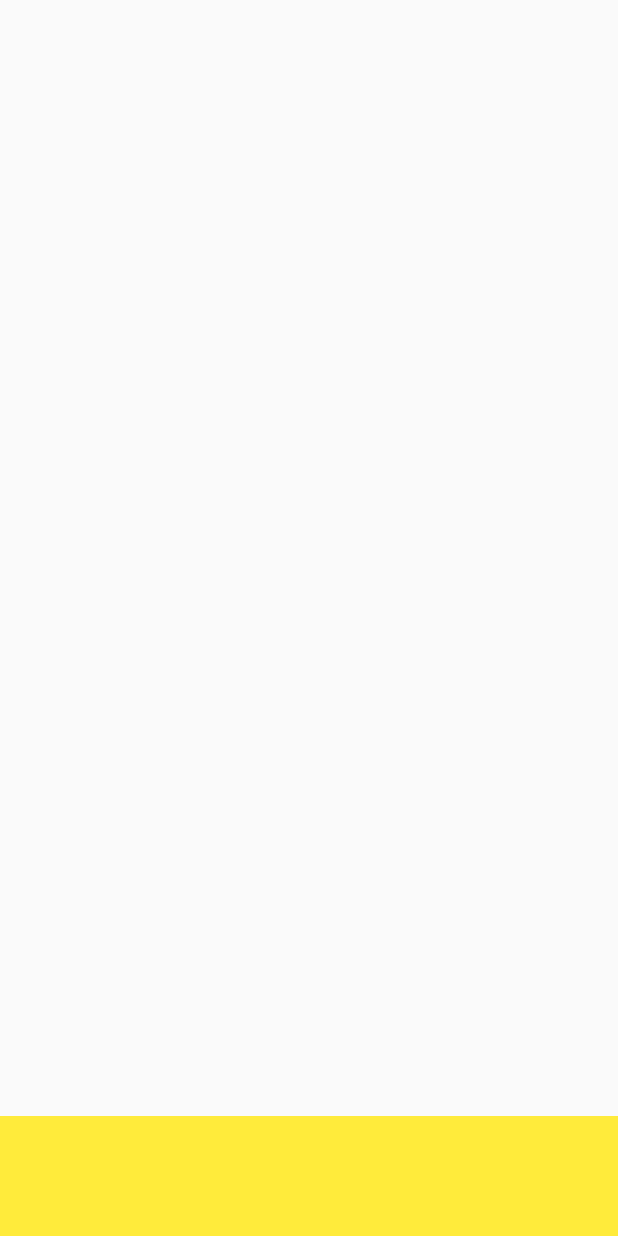
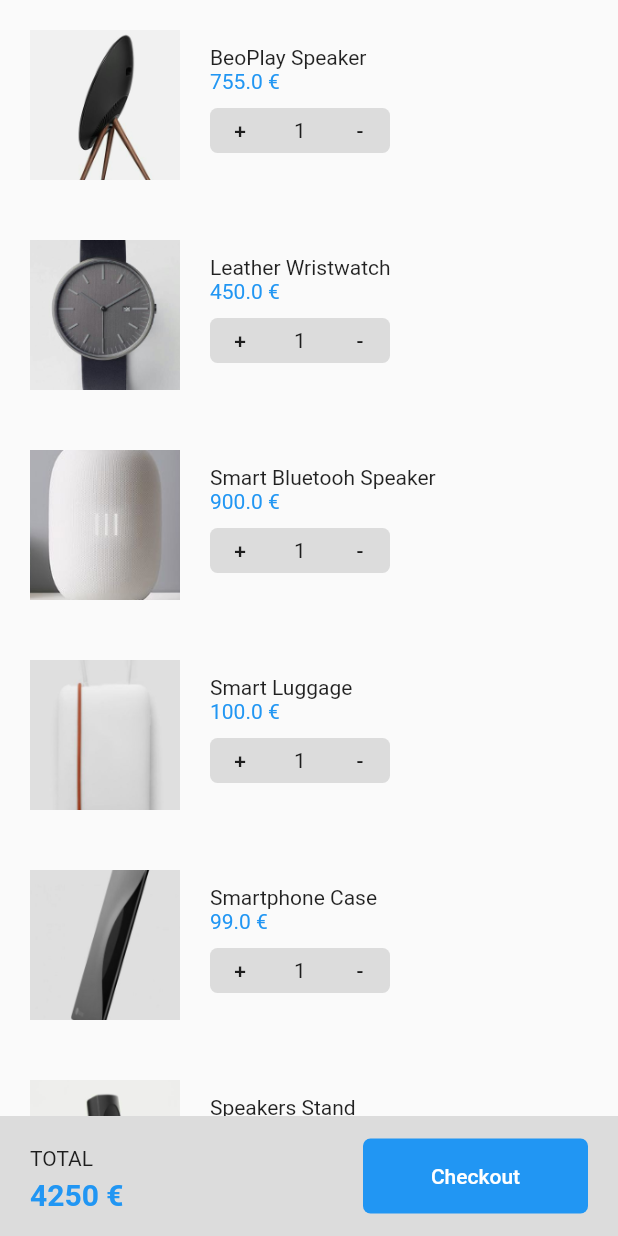
Before and after one commit to michelgomessilva/test-layouts-flutter, a Flutter app: the screen it shows after launch, on a phone screen of 412 x 824 dp. Run offline on Flutter 3.47's test engine with Material 2 defaults, Android fonts, the phone set to English and light mode, and no system bars.

Commit message:
Cart Created

```diff
--- a/lib/pages/cart-page.dart
+++ b/lib/pages/cart-page.dart
@@ -1,4 +1,6 @@
 import 'package:flutter/material.dart';
+import 'package:shopping/widgets/carts/cart-checkout-widget.dart';
+import 'package:shopping/widgets/carts/cart-list-widget.dart';
 
 class CartPage extends StatelessWidget {
   @override
@@ -7,13 +9,10 @@ class CartPage extends StatelessWidget {
       body: Column(
         mainAxisAlignment: MainAxisAlignment.spaceBetween,
         children: <Widget>[
-          Container(
-            color: Colors.red,
+          Expanded(
+            child: CartList(),
           ),
-          Container(
-            height: 80,
-            color: Colors.yellow,
-          ),
+          CartCheckout(),
         ],
       ),
     );
--- /dev/null
+++ b/lib/widgets/carts/cart-checkout-widget.dart
@@ -0,0 +1,61 @@
+import 'package:flutter/material.dart';
+
+class CartCheckout extends StatelessWidget {
+  @override
+  Widget build(BuildContext context) {
+    return Container(
+      height: 80,
+      color: Colors.black12,
+      child: Row(
+        mainAxisAlignment: MainAxisAlignment.spaceBetween,
+        children: <Widget>[
+          Padding(
+            padding: EdgeInsets.only(
+              left: 20,
+              top: 20,
+            ),
+            child: Column(
+              crossAxisAlignment: CrossAxisAlignment.start,
+              children: <Widget>[
+                Text(
+                  "TOTAL",
+                ),
+                SizedBox(
+                  height: 5,
+                ),
+                Text(
+                  "4250 €",
+                  style: TextStyle(
+                    color: Colors.blue,
+                    fontWeight: FontWeight.bold,
+                    fontSize: 20,
+                  ),
+                ),
+              ],
+            ),
+          ),
+          Container(
+            height: 50,
+            width: 150,
+            decoration: BoxDecoration(
+              color: Colors.blue,
+              borderRadius: BorderRadius.all(
+                Radius.circular(5),
+              ),
+            ),
+            margin: EdgeInsets.only(right: 20),
+            child: FlatButton(
+              child: Text(
+                "Checkout",
+                style: TextStyle(
+                  color: Colors.white,
+                ),
+              ),
+              onPressed: () => {},
+            ),
+          ),
+        ],
+      ),
+    );
+  }
+}
--- /dev/null
+++ b/lib/widgets/carts/cart-item-widget.dart
@@ -0,0 +1,57 @@
+import 'package:flutter/material.dart';
+import 'package:shopping/widgets/shared/increment-decrement-widget.dart';
+
+class CartItem extends StatelessWidget {
+  var productName = "";
+  var price = 0.0;
+  var productImage = "";
+
+  CartItem({
+    @required this.productName,
+    @required this.price,
+    @required this.productImage,
+  });
+
+  @override
+  Widget build(BuildContext context) {
+    return Container(
+      height: 120,
+      margin: EdgeInsets.all(10),
+      child: Row(
+        children: <Widget>[
+          Container(
+            width: 100,
+            height: 100,
+            margin: EdgeInsets.all(10),
+            child: Image.asset(
+              "assets/$productImage",
+              fit: BoxFit.fitWidth,
+            ),
+          ),
+          Padding(
+            padding: EdgeInsets.only(
+              top: 20,
+              left: 10,
+            ),
+            child: Column(
+              crossAxisAlignment: CrossAxisAlignment.start,
+              children: <Widget>[
+                Text(productName),
+                Text(
+                  "$price €",
+                  style: TextStyle(
+                    color: Colors.blue,
+                  ),
+                ),
+                SizedBox(
+                  height: 10,
+                ),
+                IncrementDecrement(),
+              ],
+            ),
+          ),
+        ],
+      ),
+    );
+  }
+}
--- /dev/null
+++ b/lib/widgets/carts/cart-list-widget.dart
@@ -0,0 +1,47 @@
+import 'package:flutter/material.dart';
+import 'package:shopping/widgets/carts/cart-item-widget.dart';
+
+class CartList extends StatelessWidget {
+  @override
+  Widget build(BuildContext context) {
+    return ListView(
+      children: <Widget>[
+        CartItem(
+          productName: "BeoPlay Speaker",
+          price: 755,
+          productImage: "product-1.png",
+        ),
+        CartItem(
+          productName: "Leather Wristwatch",
+          price: 450,
+          productImage: "product-2.png",
+        ),
+        CartItem(
+          productName: "Smart Bluetooh Speaker",
+          price: 900,
+          productImage: "product-3.png",
+        ),
+        CartItem(
+          productName: "Smart Luggage",
+          price: 100,
+          productImage: "product-4.png",
+        ),
+        CartItem(
+          productName: "Smartphone Case",
+          price: 99,
+          productImage: "product-5.png",
+        ),
+        CartItem(
+          productName: "Speakers Stand",
+          price: 49,
+          productImage: "product-6.png",
+        ),
+        CartItem(
+          productName: "AirPods",
+          price: 199,
+          productImage: "product-7.png",
+        ),
+      ],
+    );
+  }
+}
--- /dev/null
+++ b/lib/widgets/shared/increment-decrement-widget.dart
@@ -0,0 +1,42 @@
+import 'package:flutter/material.dart';
+
+class IncrementDecrement extends StatelessWidget {
+  @override
+  Widget build(BuildContext context) {
+    return Container(
+      height: 30,
+      width: 120,
+      decoration: BoxDecoration(
+        color: Colors.black12,
+        borderRadius: BorderRadius.all(
+          Radius.circular(5),
+        ),
+      ),
+      child: Row(
+        children: <Widget>[
+          Container(
+            width: 40,
+            alignment: Alignment.center,
+            child: FlatButton(
+              child: Text("+"),
+              onPressed: () {},
+            ),
+          ),
+          Container(
+            width: 40,
+            alignment: Alignment.center,
+            child: Text("1"),
+          ),
+          Container(
+            width: 40,
+            alignment: Alignment.center,
+            child: FlatButton(
+              child: Text("-"),
+              onPressed: () {},
+            ),
+          ),
+        ],
+      ),
+    );
+  }
+}
```
